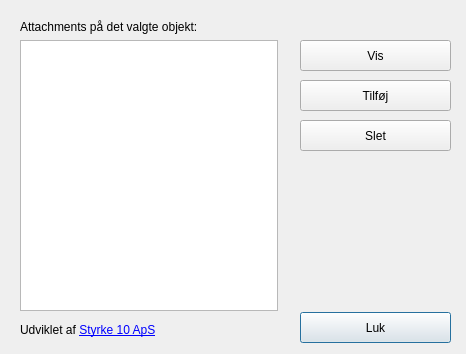
The window that attachmentmanager/attachmentmanager_dialog_base.ui (styrke10/attachmentmanager) describes before a commit, drawn with Qt 5.
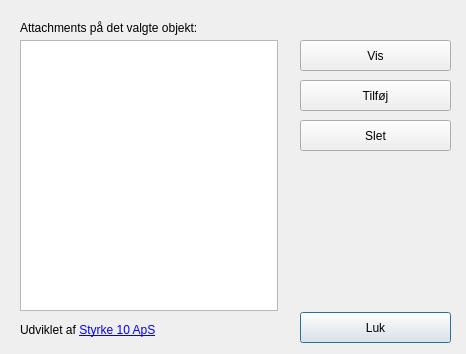
The same window after the commit.

```diff
--- a/attachmentmanager/attachmentmanager_dialog_base.ui
+++ b/attachmentmanager/attachmentmanager_dialog_base.ui
@@ -88,24 +88,30 @@
    <property name="geometry">
     <rect>
      <x>20</x>
-     <y>20</y>
+     <y>40</y>
      <width>258</width>
-     <height>291</height>
+     <height>271</height>
     </rect>
    </property>
    <layout class="QVBoxLayout" name="verticalLayout">
-    <item>
-     <widget class="QLabel" name="label">
-      <property name="text">
-       <string>Attachments på det valgte objekt:</string>
-      </property>
-     </widget>
-    </item>
     <item>
      <widget class="QListWidget" name="listAttachment"/>
     </item>
    </layout>
   </widget>
+  <widget class="QLabel" name="attachmentLabel">
+   <property name="geometry">
+    <rect>
+     <x>20</x>
+     <y>20</y>
+     <width>421</width>
+     <height>16</height>
+    </rect>
+   </property>
+   <property name="text">
+    <string>Attachments på det valgte objekt:</string>
+   </property>
+  </widget>
  </widget>
  <resources/>
  <connections/>
```
